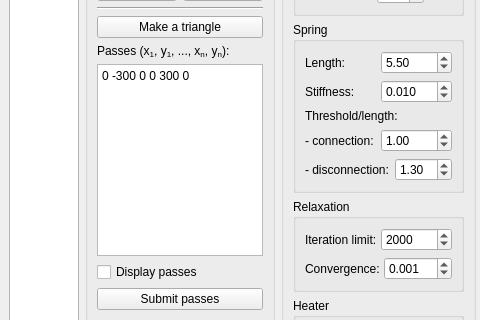
This is simulator/ui/mainwindow.ui in dantrag/spring_simulator as Qt 5 draws it before an edit; both pictures show x 0 to 480 and y 321 to 641 of the 636 by 838 pixel window. The edited form follows.
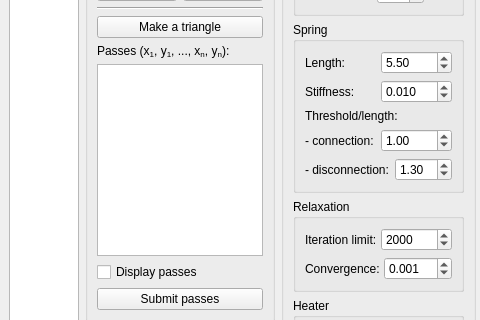
This is the edited form.

Patch:
```diff
--- a/simulator/ui/mainwindow.ui
+++ b/simulator/ui/mainwindow.ui
@@ -466,7 +466,7 @@
          <item>
           <widget class="QPlainTextEdit" name="passes_text_edit">
            <property name="plainText">
-            <string>0 -300 0 0 300 0</string>
+            <string/>
            </property>
           </widget>
          </item>
```
Left out of the diff: 8 changed lines with no effect on the pictures.
